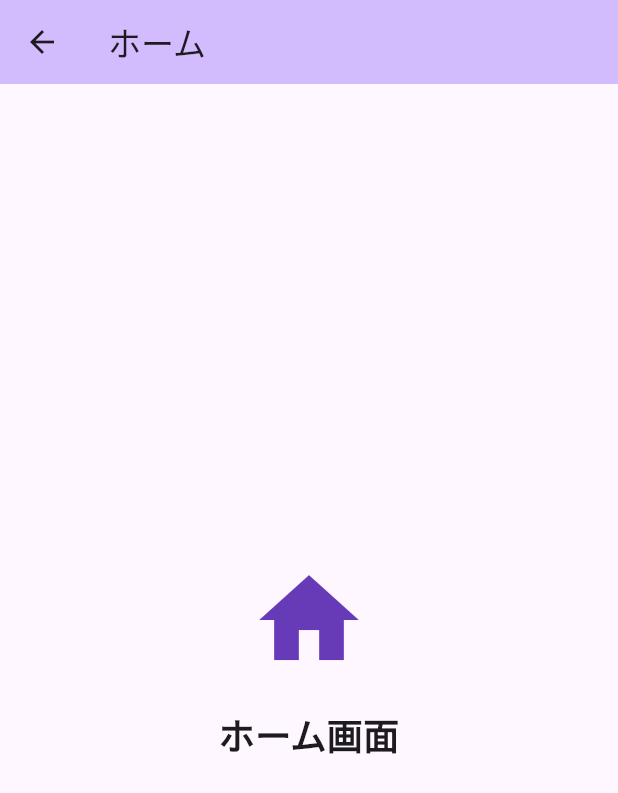
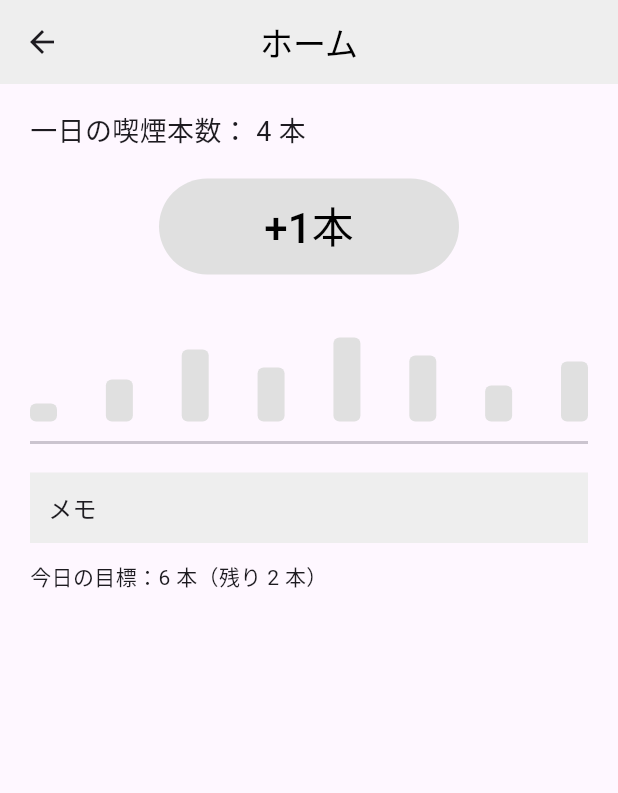
Before and after one commit to yoshinninn/mysmoke, a Flutter app: the HomeScreen screen opened directly, on a phone screen of 412 x 824 dp. Shown: the top 793 px of the screen. Run offline on Flutter 3.47's test engine with Material 3 defaults, Android fonts, the light colour scheme and no system bars; our stand-ins replace shared_preferences; accounts and stored records are empty.

Commit message:
feat: update Home screen UI to match screenshot

```diff
--- a/lib/screens/home_screen.dart
+++ b/lib/screens/home_screen.dart
@@ -1,28 +1,109 @@
 import 'package:flutter/material.dart';
 
-class HomeScreen extends StatelessWidget {
+class HomeScreen extends StatefulWidget {
   const HomeScreen({super.key});
 
   @override
+  State<HomeScreen> createState() => _HomeScreenState();
+}
+
+class _HomeScreenState extends State<HomeScreen> {
+  int _count = 4; // 現在の本数
+  final int _goal = 6;
+
+  void _increment() {
+    setState(() {
+      _count += 1;
+    });
+  }
+
+  @override
   Widget build(BuildContext context) {
+    final remaining = (_goal - _count) > 0 ? (_goal - _count) : 0;
     return Scaffold(
       appBar: AppBar(
-        title: const Text('ホーム'),
-        backgroundColor: Theme.of(context).colorScheme.inversePrimary,
+        backgroundColor: Colors.grey[200],
+        elevation: 0,
+        centerTitle: true,
+        title: const Text('ホーム', style: TextStyle(color: Colors.black)),
       ),
-      body: const Center(
-        child: Column(
-          mainAxisAlignment: MainAxisAlignment.center,
-          children: <Widget>[
-            Icon(Icons.home, size: 80, color: Colors.deepPurple),
-            SizedBox(height: 20),
-            Text(
-              'ホーム画面',
-              style: TextStyle(fontSize: 24, fontWeight: FontWeight.bold),
+      body: SafeArea(
+        child: SingleChildScrollView(
+          child: Padding(
+            padding: const EdgeInsets.symmetric(horizontal: 20, vertical: 18),
+            child: Column(
+              crossAxisAlignment: CrossAxisAlignment.stretch,
+              children: [
+                // １日の本数表示
+                Text(
+                  '一日の喫煙本数： $_count 本',
+                  textAlign: TextAlign.left,
+                  style: const TextStyle(fontSize: 18),
+                ),
+                const SizedBox(height: 18),
+
+                Center(
+                  child: ElevatedButton(
+                    onPressed: _increment,
+                    style: ElevatedButton.styleFrom(
+                      backgroundColor: Colors.grey[300],
+                      minimumSize: const Size(200, 64),
+                      shape: const StadiumBorder(),
+                      elevation: 0,
+                    ),
+                    child: const Text(
+                      '+1本',
+                      style: TextStyle(fontSize: 28, color: Colors.black),
+                    ),
+                  ),
+                ),
+
+                const SizedBox(height: 18),
+
+                // 簡易的な棒グラフ
+                SizedBox(
+                  height: 80,
+                  child: Row(
+                    crossAxisAlignment: CrossAxisAlignment.end,
+                    mainAxisAlignment: MainAxisAlignment.spaceBetween,
+                    children: List.generate(8, (i) {
+                      final heights = [12, 28, 48, 36, 56, 44, 24, 40];
+                      return Container(
+                        width: 18,
+                        height: heights[i].toDouble(),
+                        decoration: BoxDecoration(
+                          color: Colors.grey[300],
+                          borderRadius: BorderRadius.circular(4),
+                        ),
+                      );
+                    }),
+                  ),
+                ),
+                const SizedBox(height: 6),
+                const Divider(thickness: 2),
+                const SizedBox(height: 12),
+
+                // メモラベル風
+                Container(
+                  padding: const EdgeInsets.all(12),
+                  color: Colors.grey[200],
+                  child: const Text('メモ', style: TextStyle(fontSize: 16)),
+                ),
+                const SizedBox(height: 12),
+
+                // 目標表示
+                Text(
+                  '今日の目標：$_goal 本（残り $remaining 本）',
+                  style: const TextStyle(fontSize: 14),
+                ),
+                const SizedBox(height: 20),
+              ],
             ),
-          ],
+          ),
         ),
       ),
+      // 下部ナビゲーションはスクリーンショットに合わせ不要のため非表示
+      bottomNavigationBar: const SizedBox.shrink(),
     );
   }
 }
```
